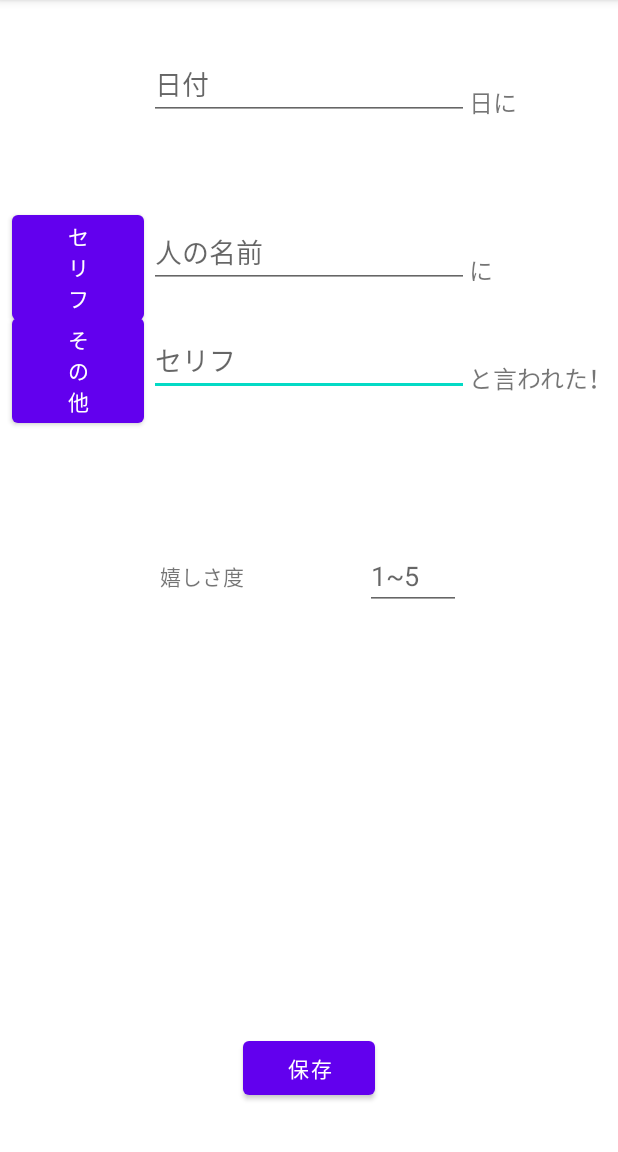
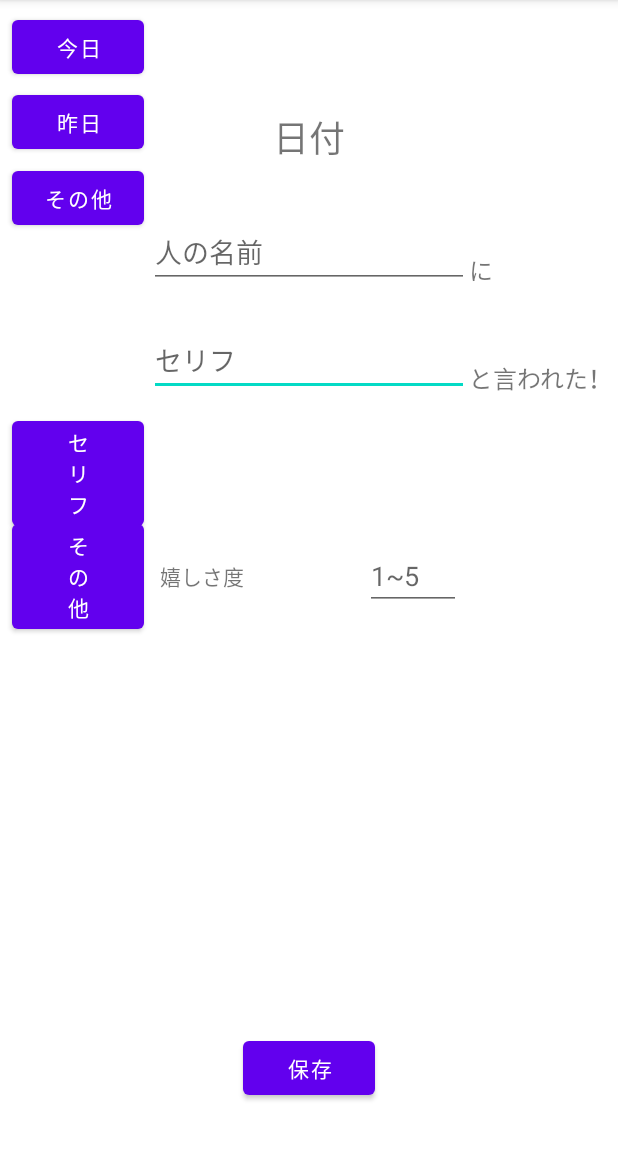
Before and after one commit to ogoogo/FeelingRecorder, an Android app: the WritingActivity screen opened directly, with no data from a screen before it, on a phone screen of 412 x 824 dp, the part 84-1236 px from its top. Run offline under Robolectric (Android 15) with nearby library versions, the phone set to English and light mode, and no system bars; libraries missing offline, so code that uses them is left out: io.realm.

Commit message:
feat:年月拡張

```diff
--- a/app/build.gradle
+++ b/app/build.gradle
@@ -12,7 +12,7 @@ android {
 
     defaultConfig {
         applicationId "com.pico.ogoshi.feelingrecorder"
-        minSdkVersion 21
+        minSdkVersion 24
         targetSdkVersion 30
         versionCode 1
         versionName "1.0"
--- a/app/src/main/java/com/pico/ogoshi/feelingrecorder/MainActivity.kt
+++ b/app/src/main/java/com/pico/ogoshi/feelingrecorder/MainActivity.kt
@@ -55,8 +55,9 @@ class MainActivity : AppCompatActivity() {
 
     fun read(): RealmResults<Memo>{
         return realm.where(Memo::class.java).equalTo("good",true)
+                                            .findAll()
+                                            .sort("createdAt",Sort.DESCENDING)
                                             .sort("date",Sort.DESCENDING)
-                                            .findAll()
     }
 
     fun create(date:Int, event:String){
--- a/app/src/main/java/com/pico/ogoshi/feelingrecorder/Memo.kt
+++ b/app/src/main/java/com/pico/ogoshi/feelingrecorder/Memo.kt
@@ -12,5 +12,9 @@ open class Memo (
     open var good:Boolean=true,
     open var quoteOrNot:Boolean=true,
     open var personName:String="",
-    open var quote:String=""
+    open var quote:String="",
+    open var createdAt:Date=Date(System.currentTimeMillis()),
+    open var year:Int=0,
+    open var month:Int=0
+
 ): RealmObject()
--- a/app/src/main/res/layout/activity_writing.xml
+++ b/app/src/main/res/layout/activity_writing.xml
@@ -18,16 +18,6 @@
             app:layout_constraintEnd_toEndOf="parent"
             app:layout_constraintHorizontal_bias="0.5" app:layout_constraintBottom_toBottomOf="parent"
             app:layout_constraintTop_toTopOf="parent" app:layout_constraintVertical_bias="0.3"/>
-    <EditText
-            android:layout_width="wrap_content"
-            android:layout_height="wrap_content"
-            android:inputType="date"
-            android:ems="10"
-            android:id="@+id/dateEditText"
-            app:layout_constraintStart_toStartOf="parent"
-            app:layout_constraintEnd_toEndOf="parent" app:layout_constraintTop_toTopOf="parent"
-            android:layout_marginTop="32dp" android:hint="日付"
-    />
     <Button
             android:text="保存"
             android:layout_width="wrap_content"
@@ -59,21 +49,22 @@
             android:layout_height="wrap_content" android:id="@+id/quoteButton"
             app:layout_constraintStart_toStartOf="parent" android:layout_marginStart="8dp"
             app:layout_constraintTop_toTopOf="parent"
-            app:layout_constraintBottom_toBottomOf="parent" app:layout_constraintVertical_bias="0.2"/>
+            app:layout_constraintBottom_toBottomOf="parent" app:layout_constraintVertical_bias="0.4"/>
     <Button
             android:text="そ\nの\n他"
             android:layout_width="wrap_content"
             android:layout_height="wrap_content" android:id="@+id/otherButton"
             app:layout_constraintStart_toStartOf="parent" android:layout_marginStart="8dp"
             app:layout_constraintTop_toTopOf="parent"
-            app:layout_constraintBottom_toBottomOf="parent" app:layout_constraintVertical_bias="0.3"/>
+            app:layout_constraintBottom_toBottomOf="parent" app:layout_constraintVertical_bias="0.5"/>
     <TextView
-            android:text="日に"
+            android:text="日付"
             android:layout_width="wrap_content"
-            android:layout_height="wrap_content" android:id="@+id/textView"
-            app:layout_constraintStart_toEndOf="@+id/dateEditText"
-            app:layout_constraintBottom_toBottomOf="@+id/dateEditText"
-            android:textSize="16sp"/>
+            android:layout_height="wrap_content" android:id="@+id/dateTextView"
+            android:textSize="24sp" app:layout_constraintStart_toStartOf="parent"
+            app:layout_constraintEnd_toEndOf="parent" app:layout_constraintTop_toTopOf="parent"
+            app:layout_constraintBottom_toBottomOf="parent" app:layout_constraintHorizontal_bias="0.5"
+            app:layout_constraintVertical_bias="0.1"/>
     <EditText
             android:layout_width="wrap_content"
             android:layout_height="wrap_content"
@@ -100,6 +91,28 @@
             app:layout_constraintStart_toEndOf="@+id/eventText"
             app:layout_constraintBottom_toBottomOf="@+id/eventText"
             android:textSize="16sp"/>
+    <Button
+            android:text="今日"
+            android:layout_width="wrap_content"
+            android:layout_height="wrap_content" android:id="@+id/todayButton"
+            app:layout_constraintStart_toStartOf="parent" android:layout_marginStart="8dp"
+            app:layout_constraintTop_toTopOf="parent"
+            app:layout_constraintBottom_toBottomOf="parent" app:layout_constraintVertical_bias="0.01"/>
+    <Button
+            android:text="昨日"
+            android:layout_width="wrap_content"
+            android:layout_height="wrap_content" android:id="@+id/yesterdayButton" tools:layout_editor_absoluteY="56dp"
+            app:layout_constraintStart_toStartOf="parent" android:layout_marginStart="8dp"
+            app:layout_constraintTop_toTopOf="parent"
+            app:layout_constraintBottom_toBottomOf="parent" app:layout_constraintVertical_bias="0.08"/>
+    <Button
+            android:text="その他"
+            android:layout_width="wrap_content"
+            android:layout_height="wrap_content" android:id="@+id/otherDayButton" tools:layout_editor_absoluteY="99dp"
+            app:layout_constraintStart_toStartOf="parent" android:layout_marginStart="8dp"
+            app:layout_constraintTop_toTopOf="parent"
+            app:layout_constraintBottom_toBottomOf="parent" app:layout_constraintVertical_bias="0.15
+"/>
 
 
 </androidx.constraintlayout.widget.ConstraintLayout>
--- a/app/src/main/res/layout/new_app_widget.xml
+++ b/app/src/main/res/layout/new_app_widget.xml
@@ -17,15 +17,12 @@
                 android:layout_width="match_parent"
                 android:layout_height="match_parent">
             <TextView
-                    android:text="TextView"
                     android:layout_width="0dp"
                     android:layout_height="wrap_content" android:id="@+id/widgetDate" android:layout_weight="1"/>
             <TextView
-                    android:text="TextView"
                     android:layout_width="0dp"
                     android:layout_height="wrap_content" android:id="@+id/widgetContent" android:layout_weight="5"/>
             <TextView
-                    android:text="TextView"
                     android:layout_width="0dp"
                     android:layout_height="wrap_content" android:id="@+id/widgetPerson" android:layout_weight="1"/>
         </LinearLayout>
```
Also changed, not shown: app/src/main/java/com/pico/ogoshi/feelingrecorder/Alarm.kt (deleted, +0 -21 lines), app/src/main/java/com/pico/ogoshi/feelingrecorder/WritingActivity.kt (+43 -4 lines).
